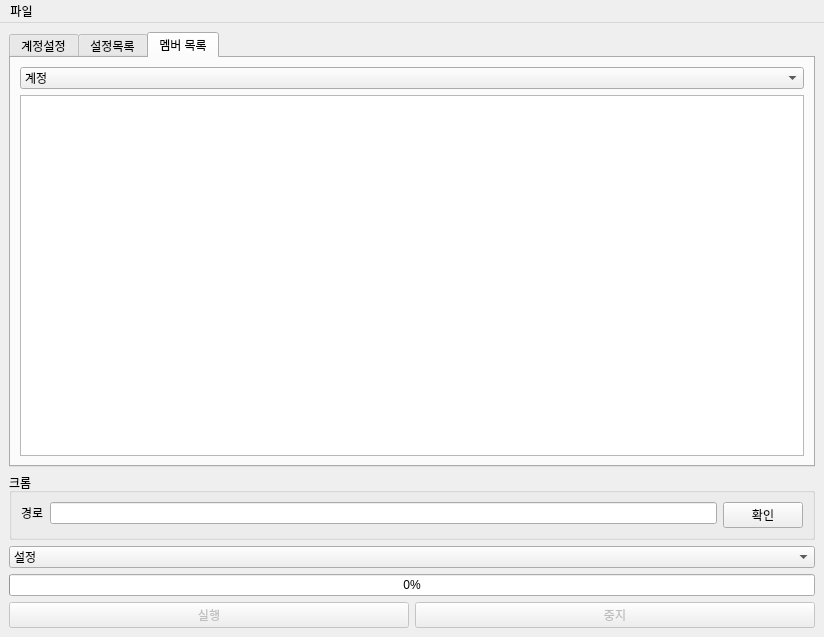
Before: the Qt Designer form ui/create_chat_macro_v2.ui in Woochang4862/BANDCreateChatMacro, drawn with Qt 5.
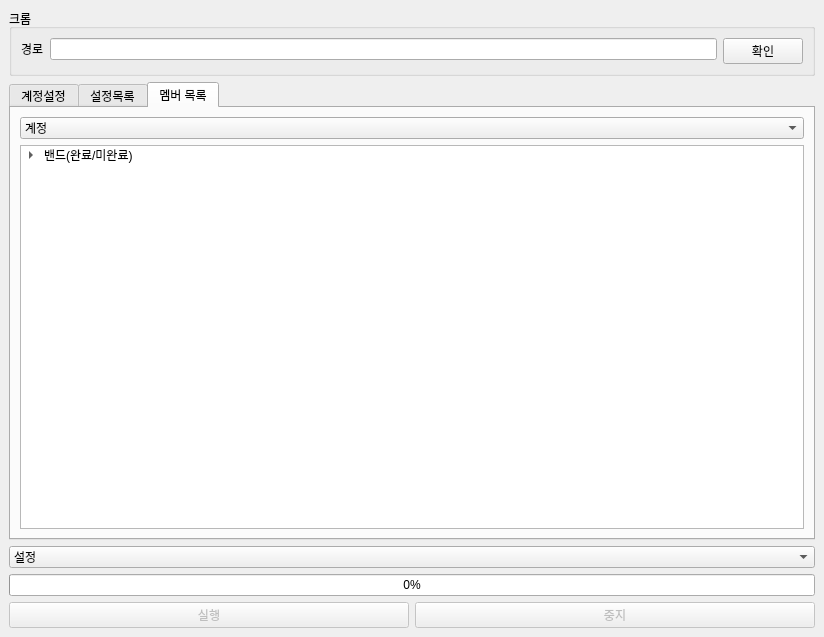
After: the same form once the commit is applied. The open tabs and pages were chosen to show the change.

Patch:
```diff
--- a/ui/create_chat_macro_v2.ui
+++ b/ui/create_chat_macro_v2.ui
@@ -18,6 +18,39 @@
     <bool>false</bool>
    </property>
    <layout class="QVBoxLayout" name="verticalLayout">
+    <item>
+     <widget class="QGroupBox" name="chrome_group">
+      <property name="title">
+       <string>크롬</string>
+      </property>
+      <layout class="QHBoxLayout" name="horizontalLayout_3">
+       <item>
+        <layout class="QFormLayout" name="formLayout">
+         <item row="0" column="0">
+          <widget class="QLabel" name="chrome_label">
+           <property name="text">
+            <string>경로</string>
+           </property>
+           <property name="buddy">
+            <cstring>chrome_edit</cstring>
+           </property>
+          </widget>
+         </item>
+         <item row="0" column="1">
+          <widget class="QLineEdit" name="chrome_edit"/>
+         </item>
+        </layout>
+       </item>
+       <item>
+        <widget class="QPushButton" name="validation_chrome_btn">
+         <property name="text">
+          <string>확인</string>
+         </property>
+        </widget>
+       </item>
+      </layout>
+     </widget>
+    </item>
     <item>
      <widget class="QTabWidget" name="tabWidget">
       <property name="enabled">
@@ -353,6 +386,16 @@
             <string/>
            </property>
           </column>
+          <item>
+           <property name="text">
+            <string>밴드(완료/미완료)</string>
+           </property>
+           <item>
+            <property name="text">
+             <string>멤버(채팅방 아이디/날짜)</string>
+            </property>
+           </item>
+          </item>
          </widget>
         </item>
        </layout>
@@ -361,39 +404,6 @@
     </item>
     <item>
      <layout class="QVBoxLayout" name="verticalLayout_5">
-      <item>
-       <widget class="QGroupBox" name="chrome_group">
-        <property name="title">
-         <string>크롬</string>
-        </property>
-        <layout class="QHBoxLayout" name="horizontalLayout_3">
-         <item>
-          <layout class="QFormLayout" name="formLayout">
-           <item row="0" column="0">
-            <widget class="QLabel" name="chrome_label">
-             <property name="text">
-              <string>경로</string>
-             </property>
-             <property name="buddy">
-              <cstring>chrome_edit</cstring>
-             </property>
-            </widget>
-           </item>
-           <item row="0" column="1">
-            <widget class="QLineEdit" name="chrome_edit"/>
-           </item>
-          </layout>
-         </item>
-         <item>
-          <widget class="QPushButton" name="validation_chrome_btn">
-           <property name="text">
-            <string>확인</string>
-           </property>
-          </widget>
-         </item>
-        </layout>
-       </widget>
-      </item>
       <item>
        <widget class="QComboBox" name="setting_combobox">
         <item>
@@ -421,22 +431,22 @@
       </item>
       <item>
        <layout class="QHBoxLayout" name="horizontalLayout_2">
-        <item>
-         <widget class="QPushButton" name="stop_btn">
-          <property name="enabled">
-           <bool>false</bool>
-          </property>
-          <property name="text">
-           <string>실행</string>
-          </property>
-         </widget>
-        </item>
         <item>
          <widget class="QPushButton" name="run_btn">
           <property name="enabled">
            <bool>false</bool>
           </property>
           <property name="text">
+           <string>실행</string>
+          </property>
+         </widget>
+        </item>
+        <item>
+         <widget class="QPushButton" name="stop_btn">
+          <property name="enabled">
+           <bool>false</bool>
+          </property>
+          <property name="text">
            <string>중지</string>
           </property>
          </widget>
@@ -447,23 +457,6 @@
     </item>
    </layout>
   </widget>
-  <widget class="QMenuBar" name="menuBar">
-   <property name="geometry">
-    <rect>
-     <x>0</x>
-     <y>0</y>
-     <width>824</width>
-     <height>21</height>
-    </rect>
-   </property>
-   <widget class="QMenu" name="menu">
-    <property name="title">
-     <string>파일</string>
-    </property>
-    <addaction name="actionSave"/>
-   </widget>
-   <addaction name="menu"/>
-  </widget>
   <action name="actionSave">
    <property name="text">
     <string>Save</string>
```
Left out of the diff: 82 changed lines with no effect on the pictures.
